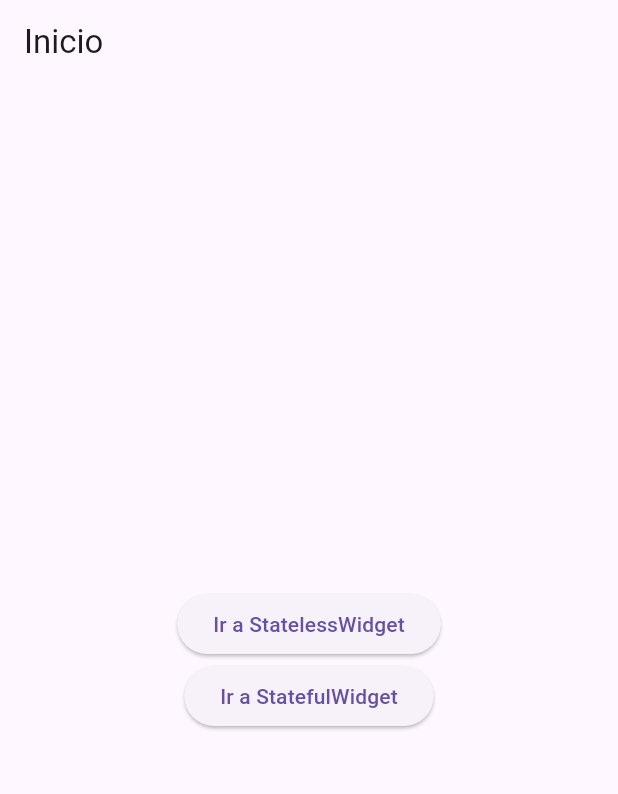
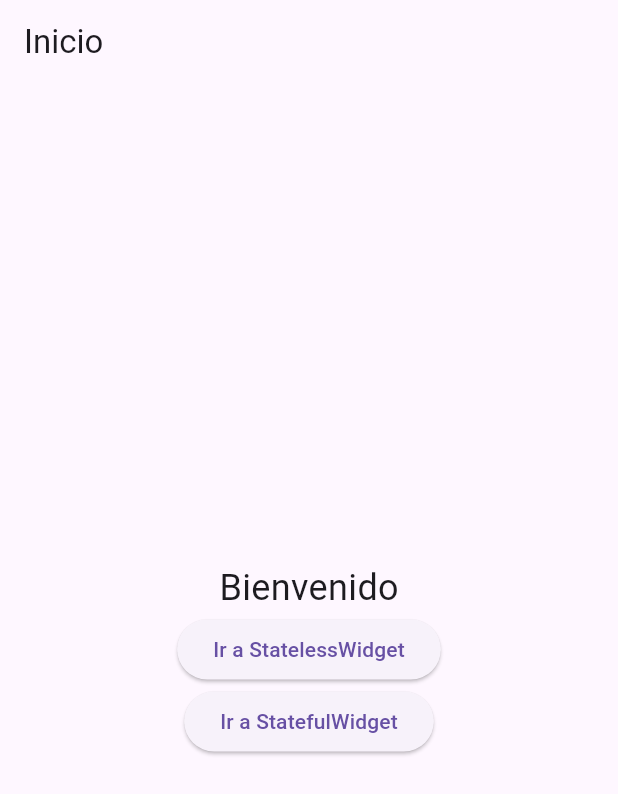
Before and after one commit to katty0055/kgaona-flutter-002, a Flutter app: the screen it shows after launch, on a phone screen of 412 x 824 dp. Shown: the top 794 px of the screen. Run offline on Flutter 3.47's test engine with Material 3 defaults, Android fonts, the phone set to English and light mode, and no system bars.

Commit message:
Prueba el prompt2, agrega pantallas y modifica inicio
Se aplican los cambios sugeridos por el asistente,
despues de pedirle el siguiente prompt:
Crea una aplicación Flutter en español con tres
pantallas: 'Inicio', 'Acerca de' y 'Contacto'.
Usa StatelessWidget para cada pantalla y muestra
un texto diferente en cada una (por ejemplo,
'Bienvenido' en Inicio, 'Sobre nosotros' en
Acerca de, y 'Contáctanos' en Contacto). No
añadas navegación todavía, solo define las pantallas.
Se agregaron dos nuevas pantallas a lib/views:
- pantalla_acerca
- pantalla_contacto
Se modifico pantalla_inicio para agregar la
visualizacion del texto "Bienvenido"

```diff
--- a/lib/views/pantalla_inicio.dart
+++ b/lib/views/pantalla_inicio.dart
@@ -10,7 +10,11 @@ class PantallaInicio extends StatelessWidget {
       body: Center(
         child: Column(
           mainAxisAlignment: MainAxisAlignment.center,
-          children: [
+          children:[
+            Text(
+              'Bienvenido',
+              style: TextStyle(fontSize: 24),
+            ),
             ElevatedButton(
                 onPressed: () {
                   Navigator.push(
```
Also changed, not shown: lib/views/pantalla_acerca.dart (added, +16 -0 lines), lib/views/pantalla_contacto.dart (added, +16 -0 lines). Lines whose indentation alone changed are shown as unchanged.
